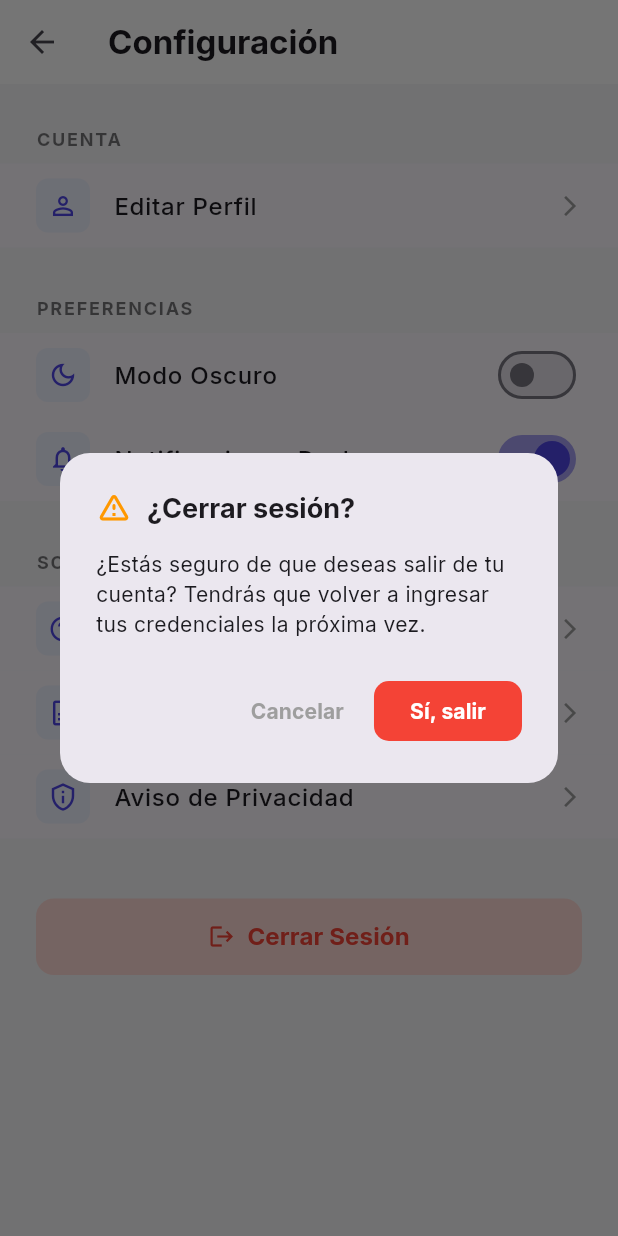
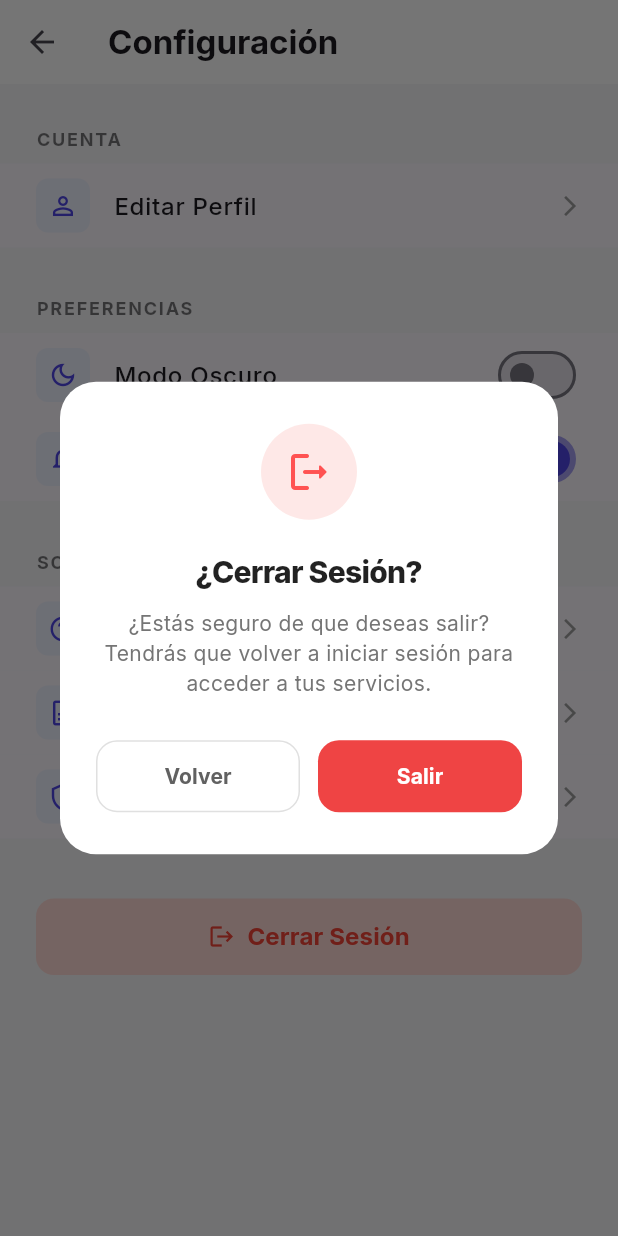
Before and after one commit to LagunasRafael/ForjaTrabajo, a Flutter app: the SettingsScreen screen opened directly, after a tap on "Cerrar Sesión", on a phone screen of 412 x 824 dp. Run offline on Flutter 3.47's test engine with Material 3 defaults, Android fonts, the phone set to English and light mode, and no system bars; our stand-ins replace audioplayers, cached_network_image, camera, carousel_slider, chewie, dio and 20 more; missing offline and left inert: flutter_stripe, photo_manager, record, wechat_assets_picker; accounts and stored records are empty.

Commit message:
design: implement a gorgeous, modern logout confirmation dialog in Flutter
- Create showModernLogoutDialog helper in profile_shared_widgets.dart
- Styled with modern custom circular icon, rounded buttons, and adaptive theme support
- Reuse across SettingsScreen and ProfileLogoutButton to eliminate duplicate code

```diff
--- a/frontend/lib/features/auth/presentation/widgets/profile_shared_widgets.dart
+++ b/frontend/lib/features/auth/presentation/widgets/profile_shared_widgets.dart
@@ -75,79 +75,136 @@ class ProfileMenuOption extends StatelessWidget {
 // =====================================================
 // 3. BOTÓN CERRAR SESIÓN (LOGOUT PRO)
 // =====================================================
-class ProfileLogoutButton extends ConsumerWidget {
-  const ProfileLogoutButton({super.key});
+void showModernLogoutDialog(BuildContext context, WidgetRef ref) {
+  final isDark = Theme.of(context).brightness == Brightness.dark;
 
-  void _showLogoutConfirmation(BuildContext context, WidgetRef ref) {
   showDialog(
     context: context,
     builder: (BuildContext dialogContext) {
-        return AlertDialog(
-          shape:
-              RoundedRectangleBorder(borderRadius: BorderRadius.circular(20)),
-          title: const Row(
+      return Dialog(
+        shape: RoundedRectangleBorder(borderRadius: BorderRadius.circular(24)),
+        backgroundColor: isDark ? const Color(0xFF1E293B) : Colors.white,
+        child: Padding(
+          padding: const EdgeInsets.symmetric(horizontal: 24, vertical: 28),
+          child: Column(
+            mainAxisSize: MainAxisSize.min,
             children: [
-              Icon(Icons.warning_amber_rounded, color: Colors.orange),
-              SizedBox(width: 10),
-              Text("¿Cerrar sesión?",
-                  style: TextStyle(fontWeight: FontWeight.bold, fontSize: 18)),
-            ],
+              // 1. Icono estilizado circular en la parte superior
+              Container(
+                height: 64,
+                width: 64,
+                decoration: BoxDecoration(
+                  color: Colors.red.shade500.withOpacity(0.12),
+                  shape: BoxShape.circle,
                 ),
-          content: const Text(
+                child: const Icon(
+                  Icons.logout_rounded,
+                  color: Colors.redAccent,
+                  size: 32,
+                ),
+              ),
+              const SizedBox(height: 20),
+
+              // 2. Título principal
+              Text(
+                "¿Cerrar Sesión?",
+                style: TextStyle(
+                  fontSize: 20,
+                  fontWeight: FontWeight.w800,
+                  color: isDark ? Colors.white : Colors.black87,
+                  letterSpacing: -0.5,
+                ),
+              ),
+              const SizedBox(height: 10),
+
+              // 3. Descripción descriptiva
+              Text(
                 "¿Estás seguro de que deseas salir? Tendrás que volver a iniciar sesión para acceder a tus servicios.",
-            style: TextStyle(color: Colors.black87),
+                textAlign: TextAlign.center,
+                style: TextStyle(
+                  fontSize: 14,
+                  height: 1.4,
+                  color: isDark ? Colors.grey[400] : Colors.grey[600],
                 ),
-          actions: [
-            TextButton(
+              ),
+              const SizedBox(height: 28),
+
+              // 4. Botones de acción side-by-side estilizados
+              Row(
+                children: [
+                  // Botón Cancelar
+                  Expanded(
+                    child: SizedBox(
+                      height: 48,
+                      child: OutlinedButton(
                         onPressed: () => Navigator.of(dialogContext).pop(),
-              child: const Text("Cancelar",
+                        style: OutlinedButton.styleFrom(
+                          side: BorderSide(color: isDark ? Colors.grey[800]! : Colors.grey[300]!),
+                          shape: RoundedRectangleBorder(borderRadius: BorderRadius.circular(14)),
+                        ),
+                        child: Text(
+                          "Volver",
                           style: TextStyle(
-                      color: Colors.grey, fontWeight: FontWeight.bold)),
+                            fontSize: 14,
+                            fontWeight: FontWeight.bold,
+                            color: isDark ? Colors.grey[300] : Colors.grey[700],
                           ),
-            ElevatedButton(
+                        ),
+                      ),
+                    ),
+                  ),
+                  const SizedBox(width: 12),
+
+                  // Botón Cerrar Sesión (Rojo/Accent)
+                  Expanded(
+                    child: SizedBox(
+                      height: 48,
+                      child: ElevatedButton(
                         onPressed: () async {
                           Navigator.of(dialogContext).pop();
-
-                // 1. Ejecutar el logout en el servidor/storage
                           await ref.read(authProvider.notifier).logoutUser();
-
-                // 2. 🧹 LIMPIEZA PROFUNDA DE PROVIDERS
-                // Invalidamos para que al entrar de nuevo no haya datos "viejos" en memoria
                           ref.invalidate(serviceListProvider);
                           ref.invalidate(myRequestsProvider);
 
-                // Reseteo de navegación (ajusta según tu provider de índice)
-                // ref.invalidate(bottomNavIndexProvider);
-
-                // 3. 🔄 NAVEGACIÓN RADICAL
                           if (context.mounted) {
-                  // Borra todo el historial de rutas y manda al login
-                  Navigator.of(context)
-                      .pushNamedAndRemoveUntil('/login', (route) => false);
+                            Navigator.of(context).pushNamedAndRemoveUntil('/login', (route) => false);
                           }
                         },
                         style: ElevatedButton.styleFrom(
-                backgroundColor: Colors.red,
+                          backgroundColor: const Color(0xFFEF4444),
+                          foregroundColor: Colors.white,
                           elevation: 0,
-                shape: RoundedRectangleBorder(
-                    borderRadius: BorderRadius.circular(10)),
+                          shape: RoundedRectangleBorder(borderRadius: BorderRadius.circular(14)),
                         ),
-              child: const Text("Sí, salir",
+                        child: const Text(
+                          "Salir",
                           style: TextStyle(
-                      color: Colors.white, fontWeight: FontWeight.bold)),
+                            fontSize: 14,
+                            fontWeight: FontWeight.bold,
+                          ),
+                        ),
+                      ),
+                    ),
                   ),
                 ],
+              ),
+            ],
+          ),
+        ),
       );
     },
   );
 }
+
+class ProfileLogoutButton extends ConsumerWidget {
+  const ProfileLogoutButton({super.key});
 
   @override
   Widget build(BuildContext context, WidgetRef ref) {
     return Padding(
       padding: const EdgeInsets.symmetric(horizontal: 24),
       child: OutlinedButton.icon(
-        onPressed: () => _showLogoutConfirmation(context, ref),
+        onPressed: () => showModernLogoutDialog(context, ref),
         style: OutlinedButton.styleFrom(
           minimumSize: const Size(double.infinity, 56),
           side: const BorderSide(color: AppTheme.dangerRose),
--- a/frontend/lib/features/profile/presentation/settings_screen.dart
+++ b/frontend/lib/features/profile/presentation/settings_screen.dart
@@ -5,6 +5,7 @@ import 'package:forja_trabajo/features/services/presentation/screens/client/edit
 import 'package:forja_trabajo/features/auth/presentation/providers/auth_provider.dart';
 import 'package:forja_trabajo/features/auth/presentation/screens/login_screen.dart';
 import 'package:forja_trabajo/features/profile/presentation/screens/legal_document_screen.dart';
+import 'package:forja_trabajo/features/auth/presentation/widgets/profile_shared_widgets.dart';
 import 'package:forja_trabajo/core/theme/theme_provider.dart';
 import 'package:url_launcher/url_launcher.dart';
 
@@ -147,7 +148,7 @@ class _SettingsScreenState extends ConsumerState<SettingsScreen> {
             padding: const EdgeInsets.symmetric(horizontal: 24.0),
             child: ElevatedButton.icon(
               onPressed: () {
-                _showLogoutConfirmation(context, ref);
+                showModernLogoutDialog(context, ref);
               },
               icon: const Icon(Icons.logout, color: Colors.red),
               label: const Text("Cerrar Sesión",
@@ -254,65 +255,4 @@ class _SettingsScreenState extends ConsumerState<SettingsScreen> {
       ),
     );
   }
-
-  void _showLogoutConfirmation(BuildContext context, WidgetRef ref) {
-    showDialog(
-      context: context,
-      builder: (BuildContext dialogContext) {
-        return AlertDialog(
-          shape:
-              RoundedRectangleBorder(borderRadius: BorderRadius.circular(20)),
-          title: const Row(
-            children: [
-              Icon(Icons.warning_amber_rounded, color: Colors.orange),
-              SizedBox(width: 10),
-              Text("¿Cerrar sesión?",
-                  style: TextStyle(fontWeight: FontWeight.bold, fontSize: 18)),
-            ],
-          ),
-          content: Text(
-            "¿Estás seguro de que deseas salir de tu cuenta? Tendrás que volver a ingresar tus credenciales la próxima vez.",
-            style: TextStyle(color: Theme.of(context).colorScheme.onSurface),
-          ),
-          actions: [
-            // Botón de Cancelar
-            TextButton(
-              onPressed: () {
-                Navigator.of(dialogContext).pop(); // Solo cierra el diálogo
-              },
-              child: const Text("Cancelar",
-                  style: TextStyle(
-                      color: Colors.grey, fontWeight: FontWeight.bold)),
-            ),
-            // Botón de Confirmar Salida
-            ElevatedButton(
-              onPressed: () async {
-                Navigator.of(dialogContext)
-                    .pop(); // 1. Cerramos el diálogo primero
-                await ref
-                    .read(authProvider.notifier)
-                    .logoutUser(); // 2. Ejecutamos el cierre de sesión
-                if (context.mounted) {
-                  Navigator.pushReplacement(
-                    context,
-                    MaterialPageRoute(
-                        builder: (context) => const LoginScreen()),
-                  );
-                }
-              },
-              style: ElevatedButton.styleFrom(
-                backgroundColor: Colors.red,
-                elevation: 0,
-                shape: RoundedRectangleBorder(
-                    borderRadius: BorderRadius.circular(10)),
-              ),
-              child: const Text("Sí, salir",
-                  style: TextStyle(
-                      color: Colors.white, fontWeight: FontWeight.bold)),
-            ),
-          ],
-        );
-      },
-    );
-  }
 }
```
Lines whose indentation alone changed are shown as unchanged.
